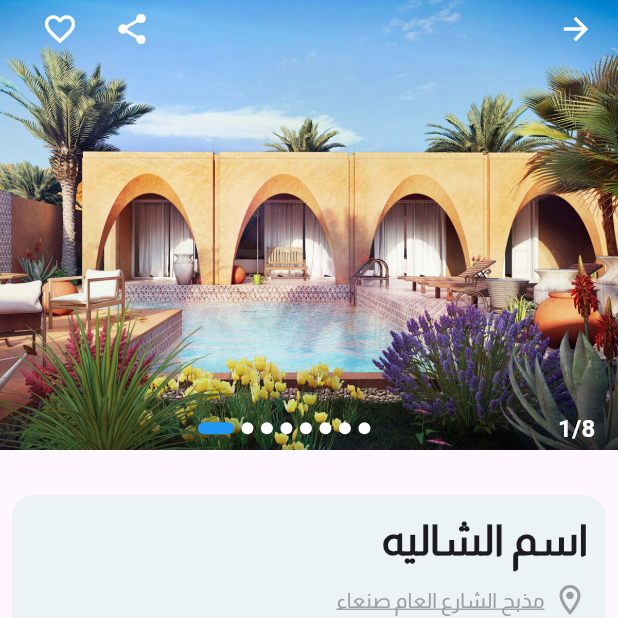
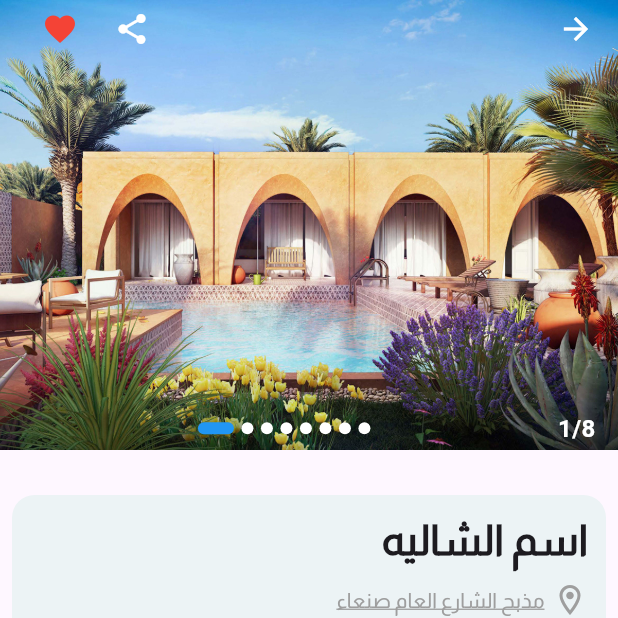
Before and after one commit to ahmedas3d/Bookings-App, a Flutter app: the DetailsPage screen opened by its route, after a tap on the "favorite outline" icon, on a phone screen of 412 x 824 dp, the top half of it. Run offline on Flutter 3.47's test engine with Material 3 defaults, Android fonts, the phone set to English and light mode, and no system bars; drawn by our look-alikes of smooth_page_indicator.

Commit message:
update files

```diff
--- a/lib/main.dart
+++ b/lib/main.dart
@@ -1,4 +1,5 @@
 import 'package:booking_app/chalets.dart';
+import 'package:booking_app/confirm_page.dart';
 import 'package:booking_app/personal_data.dart';
 import 'package:booking_app/presentation/Details/pages/details_page.dart';
 import 'package:booking_app/presentation/Home/widgets/bottom_nav_bar.dart';
@@ -20,6 +21,7 @@ class MyApp extends StatelessWidget {
         '/detailsPage': (context) => const DetailsPage(), // Route to navigate
         '/chalets': (context) => const Chalets(), // Route to navigate
         '/personalData': (context) => const PersonalData(), // Route to navigate
+        '/confirmPage': (context) => const ConfirmPage(), // Route to navigate
       },
     );
   }
--- a/lib/presentation/Details/pages/details_page.dart
+++ b/lib/presentation/Details/pages/details_page.dart
@@ -61,6 +61,7 @@ class DetailsPage extends StatelessWidget {
                       fontFamily: 'Almarai',
                       fontSize: 16,
                       color: Colors.grey,
+                      fontWeight: FontWeight.bold,
                     ),
                     textDirection: TextDirection.rtl,
                   ),
@@ -83,6 +84,7 @@ class DetailsPage extends StatelessWidget {
                           fontFamily: 'Almarai',
                           fontSize: 16,
                           color: Colors.grey,
+                          fontWeight: FontWeight.bold,
                         ),
                         textDirection: TextDirection.rtl,
                       ),
--- a/lib/presentation/Details/widgets/custom_app_bar.dart
+++ b/lib/presentation/Details/widgets/custom_app_bar.dart
@@ -1,8 +1,21 @@
 import 'package:flutter/material.dart';
 
-class CustomAppBar extends StatelessWidget {
+class CustomAppBar extends StatefulWidget {
   const CustomAppBar({super.key, this.onTap});
   final VoidCallback? onTap;
+
+  @override
+  _CustomAppBarState createState() => _CustomAppBarState();
+}
+
+class _CustomAppBarState extends State<CustomAppBar> {
+  bool isFavorite = false;
+
+  void toggleFavorite() {
+    setState(() {
+      isFavorite = !isFavorite;
+    });
+  }
 
   @override
   Widget build(BuildContext context) {
@@ -10,18 +23,19 @@ class CustomAppBar extends StatelessWidget {
       mainAxisAlignment: MainAxisAlignment.end,
       children: [
         IconButton(
-          onPressed: () {},
-          icon: Icon(Icons.favorite_border), // Corrected icon widget usage
+          onPressed: toggleFavorite,
+          icon: Icon(
+            isFavorite ? Icons.favorite : Icons.favorite_border,
+            color: isFavorite ? Colors.red : Colors.white,
+          ),
         ),
         IconButton(
           onPressed: () {},
-          icon: Icon(Icons.share), // Corrected icon widget usage
+          icon: Icon(Icons.share),
         ),
         Spacer(),
         GestureDetector(
-          onTap: () {
-            onTap?.call(); // Correctly call the onTap callback
-          },
+          onTap: widget.onTap,
           child: Icon(
             Icons.arrow_forward,
             color: Colors.white,
--- a/lib/presentation/Home/pages/home_page.dart
+++ b/lib/presentation/Home/pages/home_page.dart
@@ -45,7 +45,7 @@ class _HomePageState extends State<HomePage> {
               height: 10,
             ),
             ListCategories(),
-            SizedBox(height: 25),
+            SizedBox(height: 20),
           ],
         ),
       ),
--- a/lib/presentation/Home/widgets/bottom_nav_bar.dart
+++ b/lib/presentation/Home/widgets/bottom_nav_bar.dart
@@ -1,3 +1,4 @@
+import 'package:booking_app/confirm_page.dart';
 import 'package:booking_app/presentation/Home/pages/home_page.dart';
 import 'package:booking_app/profile.dart';
 import 'package:flutter/material.dart';
@@ -15,8 +16,7 @@ class _BottomNavBarState extends State<BottomNavBar> {
   // قائمة الصفحات التي تتوافق مع كل زر في BottomNavBar
   final List<Widget> _pages = [
     const HomePage(),
-    const Center(
-        child: Text('Calendar Page', style: TextStyle(color: Colors.black))),
+    const ConfirmPage(),
     const Center(
         child: Text('Chat Page', style: TextStyle(color: Colors.black))),
     const Center(
--- a/lib/presentation/Home/widgets/list_categories.dart
+++ b/lib/presentation/Home/widgets/list_categories.dart
@@ -36,7 +36,7 @@ class _ListCategoriesState extends State<ListCategories> {
   @override
   Widget build(BuildContext context) {
     return Padding(
-      padding: const EdgeInsets.symmetric(horizontal: 20),
+      padding: const EdgeInsets.symmetric(horizontal: 15),
       child: Stack(
         children: [
           GestureDetector(
--- a/lib/profile.dart
+++ b/lib/profile.dart
@@ -144,7 +144,10 @@ class Profile extends StatelessWidget {
                           ),
                           Text(
                             'ذهبية',
-                            style: TextStyle(color: Colors.amber),
+                            style: TextStyle(
+                              color: Colors.amber,
+                              fontFamily: 'Almarai',
+                            ),
                           )
                         ],
                       ),
```
Also changed, not shown: lib/confirm_page.dart (added, +109 -0 lines), lib/listview_chalets.dart (+15 -3 lines), assets/images/success.png (added).
